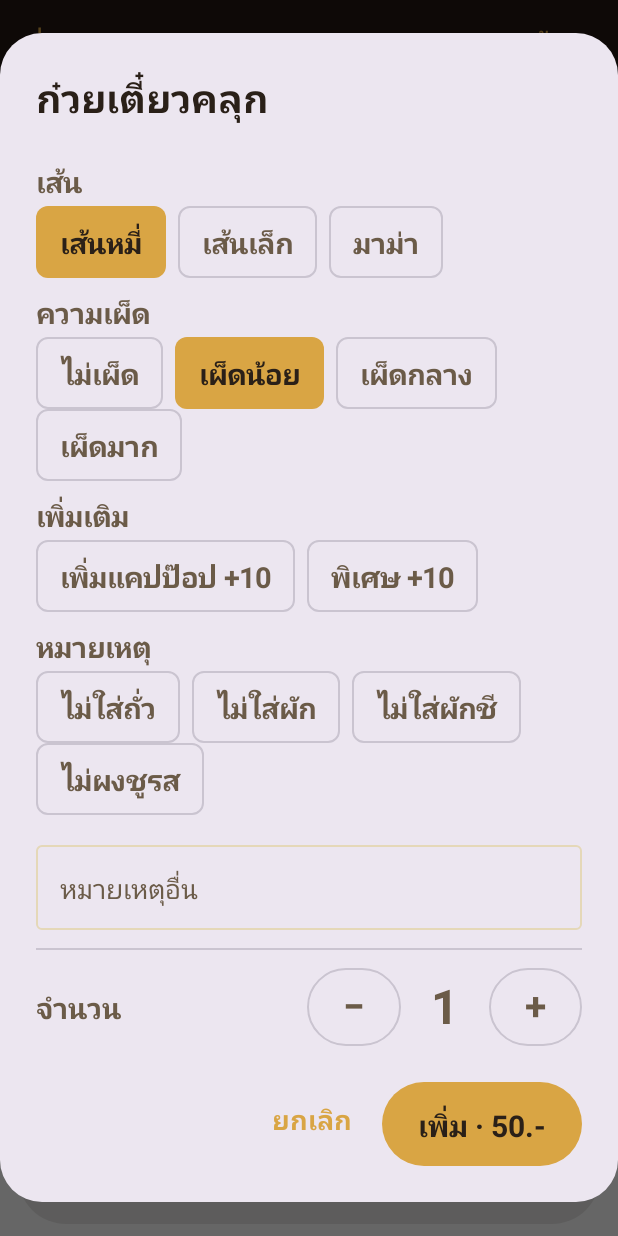
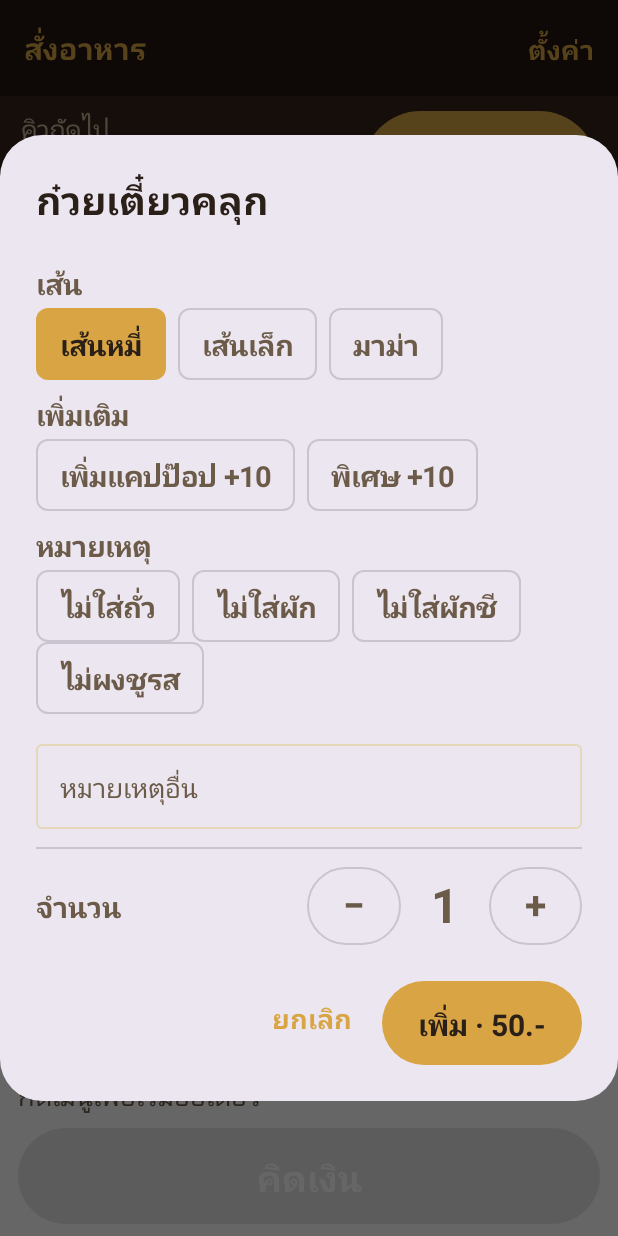
Before and after one commit to pintuwat/eiamjun-event-queue, an Android app built with Jetpack Compose: the screen it shows after launch (MainActivity), after a tap on "ก๋วยเตี๋ยวคลุก", on a phone screen of 412 x 824 dp. Run offline under Robolectric (Android 15) with nearby library versions, the phone set to English and light mode, and no system bars; our stand-ins replace Dagger/Hilt's generated code, Room's generated code.

Commit message:
The stall stops asking about chillies, and the snack comes in two sizes
ความเผ็ด is four options and a question on every bowl for a stall that does
not want to be asked, and แคปป๊อป is now sold เล็ก and ใหญ่ at prices of their
own.

Two keys rather than one key with a ขนาด question behind it, at the owner's
word. A dish with no groups goes straight into the basket on one tap — the
reason the order sheet is opened per dish rather than for every key — and the
size then reaches the ticket and the kitchen board as part of the dish's name,
in the large type, instead of on the small options line beneath it.

Neither change is one แก้ไขเมนู can make: it edits names, prices, what is on
sale and the options inside a group, but creates and deletes neither a group
nor a dish. So both arrive as MIGRATION_2_3, which

- deletes the options before their group, because ON DELETE CASCADE is off in
  parts of Room's migration path and orphans a menu nobody can read,
- names every column in the INSERT, because two terminals of the same age are
  not the same schema, and
- does not depend on the rename having matched anything, because the name may
  have been edited on the device since it was seeded and a stall with no ใหญ่
  key over a spelling is the failure worth designing out.

The statements were run against a throwaway copy of the v2 menu rebuilt to the
device's own counts (2 items, 4 groups, 13 options) before being committed:
unit tests compile these as strings and prove nothing about the SQL.

Orders already taken are untouched — a line copied its name, options and price
at order time, so an old ticket still reads เผ็ดน้อย, which is what was sold.

Co-Authored-By: Claude Opus 5 <noreply@anthropic.com>

```diff
--- a/app/build.gradle.kts
+++ b/app/build.gradle.kts
@@ -19,8 +19,8 @@ android {
         // Sunmi V1s ships Android 6.0 (API 23), V2 ships Android 7.1 (API 25).
         minSdk = 23
         targetSdk = 34
-        versionCode = 9
-        versionName = "0.7.0-linesizes"
+        versionCode = 10
+        versionName = "0.8.0-snacksizes"
 
         vectorDrawables { useSupportLibrary = true }
     }
--- a/app/src/main/java/com/eiamjun/event/data/AppDatabase.kt
+++ b/app/src/main/java/com/eiamjun/event/data/AppDatabase.kt
@@ -4,7 +4,7 @@ import androidx.room.Database
 import androidx.room.RoomDatabase
 
 /**
- * Version 2, and there is no `fallbackToDestructiveMigration()`.
+ * Version 3, and there is no `fallbackToDestructiveMigration()`.
  *
  * The shop's till learned this the expensive way: once a database holds money that has been taken,
  * a missing migration has to fail loudly at startup rather than quietly delete the day. An event's
@@ -22,7 +22,7 @@ import androidx.room.RoomDatabase
         OrderLineEntity::class,
         OutboxEntity::class
     ],
-    version = 2,
+    version = 3,
     exportSchema = false
 )
 abstract class AppDatabase : RoomDatabase() {
--- a/app/src/main/java/com/eiamjun/event/data/Migrations.kt
+++ b/app/src/main/java/com/eiamjun/event/data/Migrations.kt
@@ -40,5 +40,55 @@ object Migrations {
         }
     }
 
-    val ALL = arrayOf(MIGRATION_1_2)
+    /**
+     * Takes ความเผ็ด off the menu, and splits แคปป๊อป into เล็ก and ใหญ่.
+     *
+     * Both are things แก้ไขเมนู on the device cannot do — it changes names, prices and what is on
+     * sale, and adds or removes options *within* a group, but it creates and deletes neither a
+     * group nor a dish. So the stall's two menu changes have to arrive as a migration, and the
+     * rows have to be found by the names they were seeded under.
+     *
+     * **The names are written out here rather than read from [SeedData].** A migration is a record
+     * of what happened to a database on one particular day; one that reads today's constants is a
+     * record of nothing, and the shop's till has a migration that quietly started renaming a table
+     * again years later for exactly that reason.
+     *
+     * The options are deleted before their group rather than left to `ON DELETE CASCADE`, which is
+     * off in parts of Room's migration path and would leave four orphan rows pointing at a group
+     * that no longer exists.
+     *
+     * ⚠️ **Orders already taken are not touched.** A line copied its name, its options and its
+     * price at the moment it was ordered (see [OrderLineEntity]), so a ticket printed yesterday
+     * still reads "เผ็ดน้อย" and still says "แคปป๊อป" — which is what was sold, and what the
+     * customer was charged for.
+     */
+    val MIGRATION_2_3 = object : Migration(2, 3) {
+        override fun migrate(db: SupportSQLiteDatabase) {
+            db.execSQL(
+                "DELETE FROM options WHERE groupId IN " +
+                    "(SELECT id FROM option_groups WHERE name = 'ความเผ็ด')"
+            )
+            db.execSQL("DELETE FROM option_groups WHERE name = 'ความเผ็ด'")
+
+            // The existing row is renamed rather than replaced, so its id survives and the small
+            // bag stays the key the staff already know.
+            db.execSQL("UPDATE menu_items SET name = 'แคปป๊อป เล็ก' WHERE name = 'แคปป๊อป'")
+            // The new row does not depend on that rename having matched anything — the name on
+            // the device may have been edited in แก้ไขเมนู since it was seeded, and a stall left
+            // with no ใหญ่ key because of a spelling is the failure worth designing out. Last on
+            // the pad, 20 Baht, and `NOT EXISTS` so re-running it cannot double the key.
+            //
+            // Every column named, not only the ones this build needs: the shop's till was taken
+            // down twice by an INSERT that left a column with no default to a terminal whose table
+            // had been created at a different version.
+            db.execSQL(
+                "INSERT INTO menu_items (name, price, sortOrder, active) " +
+                    "SELECT 'แคปป๊อป ใหญ่', 20, " +
+                    "COALESCE((SELECT MAX(sortOrder) FROM menu_items), 0) + 1, 1 " +
+                    "WHERE NOT EXISTS (SELECT 1 FROM menu_items WHERE name = 'แคปป๊อป ใหญ่')"
+            )
+        }
+    }
+
+    val ALL = arrayOf(MIGRATION_1_2, MIGRATION_2_3)
 }
--- a/app/src/main/java/com/eiamjun/event/data/SeedData.kt
+++ b/app/src/main/java/com/eiamjun/event/data/SeedData.kt
@@ -40,16 +40,6 @@ object SeedData {
                         SeedOption("มาม่า")
                     )
                 ),
-                SeedGroup(
-                    name = "ความเผ็ด",
-                    multiSelect = false,
-                    options = listOf(
-                        SeedOption("ไม่เผ็ด"),
-                        SeedOption("เผ็ดน้อย", isDefault = true),
-                        SeedOption("เผ็ดกลาง"),
-                        SeedOption("เผ็ดมาก")
-                    )
-                ),
                 // เลือกได้หลายอย่าง, and it has to be: a one-of group with a single option can
                 // never be switched off, so an optional extra put in one would be compulsory.
                 SeedGroup(
@@ -72,9 +62,12 @@ object SeedData {
                 )
             )
         ),
-        // Nothing to ask. A key with no groups goes straight into the basket on one tap, which is
-        // the reason the order sheet is opened per dish rather than for every key.
-        SeedItem(name = "แคปป๊อป", price = 20, groups = emptyList())
+        // Two keys rather than one key with a ขนาด question behind it. Nothing to ask means one
+        // tap, which is the reason the order sheet is opened per dish rather than for every key —
+        // and the size then reaches the ticket and the kitchen board as part of the dish's name,
+        // in the large type, instead of on the small options line below it.
+        SeedItem(name = "แคปป๊อป เล็ก", price = 20, groups = emptyList()),
+        SeedItem(name = "แคปป๊อป ใหญ่", price = 20, groups = emptyList())
     )
 
     suspend fun seed(dao: MenuDao) {
--- a/app/src/main/java/com/eiamjun/event/ui/components/MenuKeypad.kt
+++ b/app/src/main/java/com/eiamjun/event/ui/components/MenuKeypad.kt
@@ -36,8 +36,8 @@ data class PadKey(
 )
 
 /**
- * The pad. Two across, because this menu has two dishes and a key the width of half a 5.5" screen
- * is a target nobody misses with a queue waiting.
+ * The pad. Two across, because a key the width of half a 5.5" screen is a target nobody misses
+ * with a queue waiting — this menu is short enough that nothing is ever behind a scroll.
  *
  * The label is 27sp and is **not** a setting. The shop's till had three sizes for this and the
  * owner's verdict was that two pads reading the same words at different sizes is worse than one
--- a/app/src/main/java/com/eiamjun/event/ui/settings/SettingsViewModel.kt
+++ b/app/src/main/java/com/eiamjun/event/ui/settings/SettingsViewModel.kt
@@ -236,14 +236,14 @@ class SettingsViewModel @Inject constructor(
             OrderLineEntity(
                 orderId = 0,
                 itemName = "ก๋วยเตี๋ยวคลุก",
-                optionsSummary = "เส้นหมี่ · เผ็ดน้อย · เพิ่มแคปป๊อป",
+                optionsSummary = "เส้นหมี่ · เพิ่มแคปป๊อป · พิเศษ",
                 note = "ไม่ใส่ถั่ว",
                 qty = 2,
                 unitPrice = 60
             ),
             OrderLineEntity(
                 orderId = 0,
-                itemName = "แคปป๊อป",
+                itemName = "แคปป๊อป ใหญ่",
                 qty = 1,
                 unitPrice = 20
             )
```
Also changed, not shown: 1 other file.
